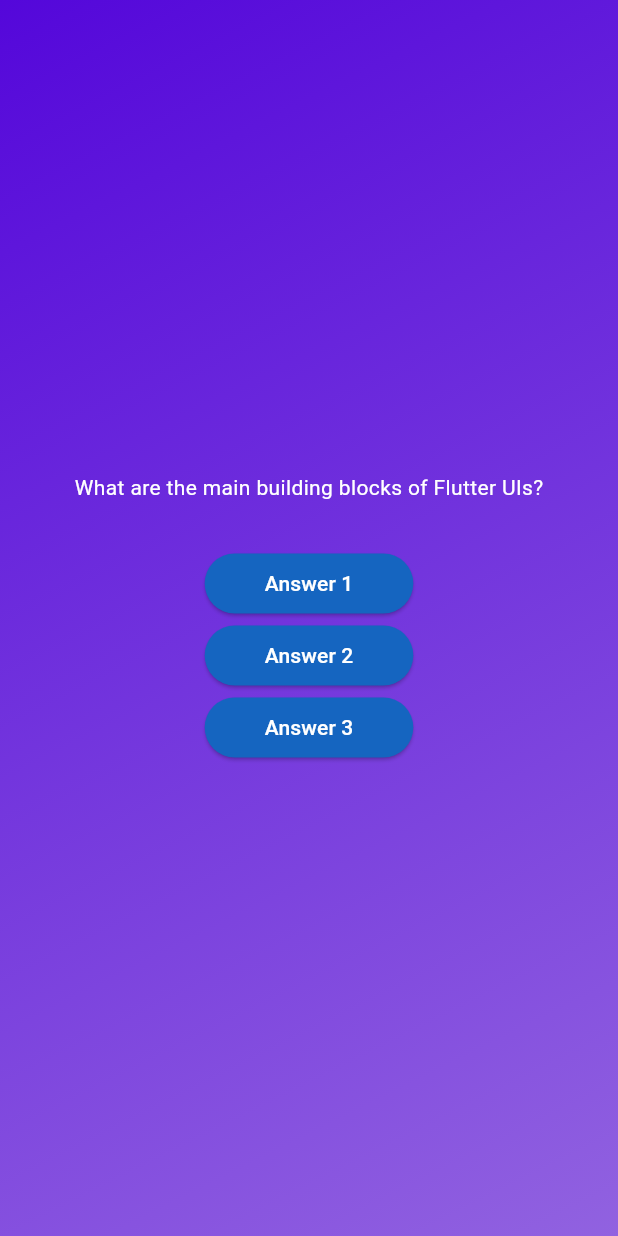
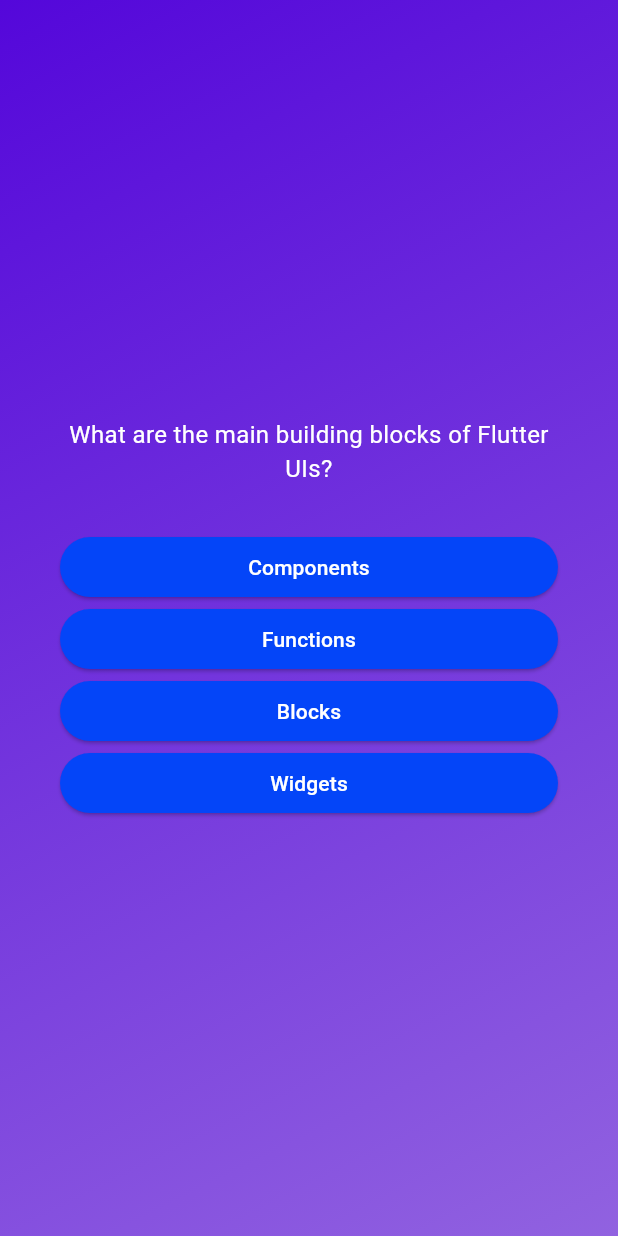
Before and after one commit to tiagoaraujo00/flutter_quiz, a Flutter app: the screen it shows after launch, after a tap on "Start Quiz", on a phone screen of 412 x 824 dp. Run offline on Flutter 3.47's test engine with Material 3 defaults, Android fonts, the phone set to English and light mode, and no system bars.

Commit message:
style: update logic for answer buttons and question styling

```diff
--- a/lib/answer_button.dart
+++ b/lib/answer_button.dart
@@ -13,11 +13,11 @@ class AnswerButton extends StatelessWidget {
       onPressed: onTap,
       style: ElevatedButton.styleFrom(
         padding: const EdgeInsets.symmetric(vertical: 10, horizontal: 40),
-        backgroundColor: Colors.blue[800],
+        backgroundColor: const Color.fromARGB(255, 4, 69, 248),
         foregroundColor: Colors.white,
         // shape: RoundedRectangleBorder(borderRadius: BorderRadius.circular(40)),
       ),
-      child: Text(answerText),
+      child: Text(answerText, textAlign: TextAlign.center,),
     );
   }
 }
--- a/lib/models/quiz_question.dart
+++ b/lib/models/quiz_question.dart
@@ -3,4 +3,10 @@ class QuizQuestion {
 
   final String text;
   final List<String> answers;
+
+  List<String> getShuffledAnswers() {
+    final shuffledList = List.of(answers);
+    shuffledList.shuffle();
+    return shuffledList;
+  }
 }
--- a/lib/questions_screen.dart
+++ b/lib/questions_screen.dart
@@ -12,37 +12,40 @@ class QuestionsScreen extends StatefulWidget {
 }
 
 class _QuestionsScreenState extends State<QuestionsScreen> {
+  var currentQuestionIndex = 0;
+
+  void answerQuestion() {
+    setState(() {
+      currentQuestionIndex += 1;
+    });
+  }
+
   @override
   Widget build(context) {
-    final currentQuestion = questions[0];
+    final currentQuestion = questions[currentQuestionIndex];
 
     return SizedBox(
       width: double.infinity,
+      child: Container(
+        margin: const EdgeInsets.all(40),
         child: Column(
           mainAxisAlignment: MainAxisAlignment.center,
+          crossAxisAlignment: CrossAxisAlignment.stretch,
           children: [
             Text(
               currentQuestion.text,
-            style: const TextStyle(
-              color: Colors.white
+              style: const TextStyle(color: Colors.white, fontSize: 16),
+              textAlign: TextAlign.center,
             ),
+            const SizedBox(height: 30),
+            ...currentQuestion.getShuffledAnswers().map((e) {
+              return AnswerButton(
+                answerText: e,
+                onTap: answerQuestion,
+              );
+            })
+          ],
         ),
-          const SizedBox(
-            height: 30,
-          ),
-          AnswerButton(
-            onTap: () {},
-            answerText: 'Answer 1',
-          ),
-          AnswerButton(
-            onTap: () {},
-            answerText: 'Answer 2',
-          ),
-          AnswerButton(
-            onTap: () {},
-            answerText: 'Answer 3',
-          ),
-        ],
       ),
     );
   }
```
Lines whose indentation alone changed are shown as unchanged.
